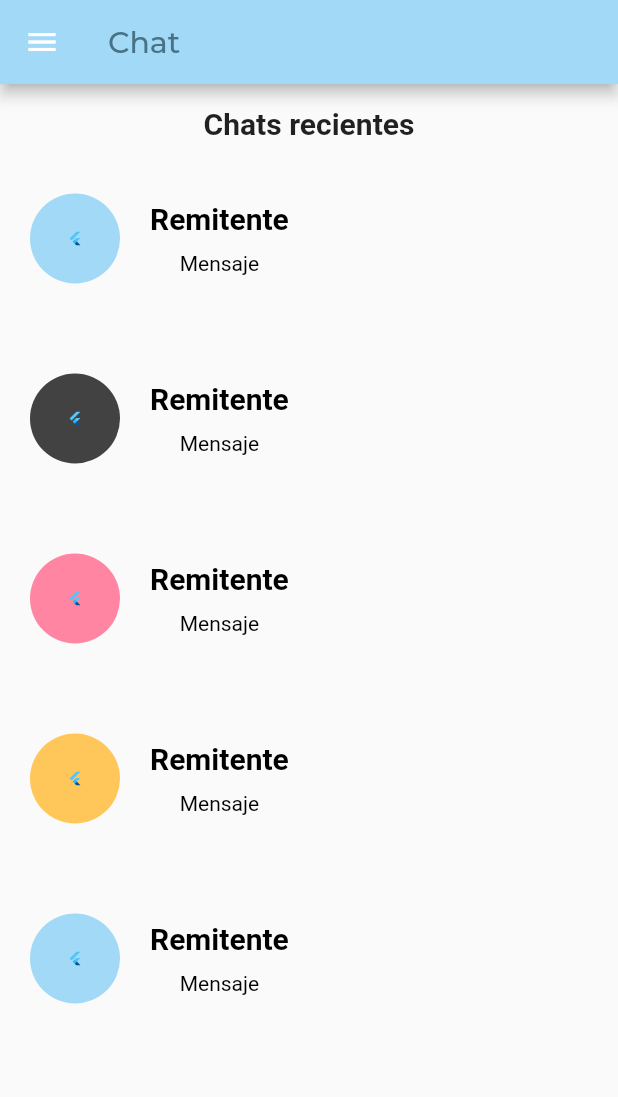
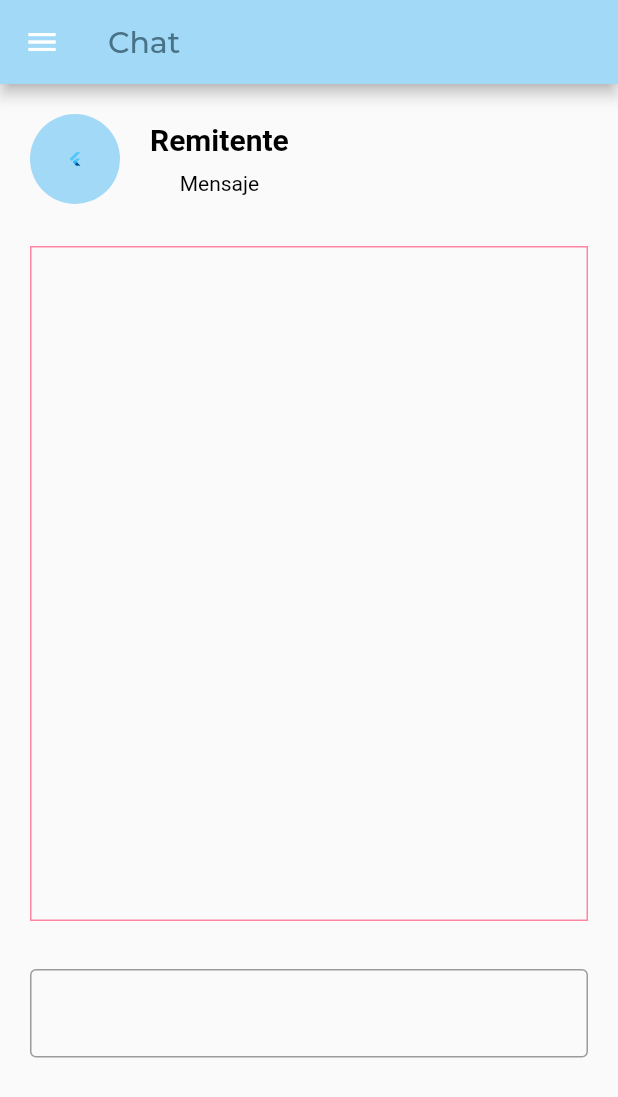
Before and after one commit to sanchezpili6/SafeCampus, a Flutter app: the ChatScreen screen opened directly, after a tap on "Remitente", on a phone screen of 412 x 824 dp. Shown: the top 1097 px of the screen. Run offline on Flutter 3.47's test engine with Material 2 defaults, Android fonts, the phone set to English and light mode, and no system bars; our stand-ins replace google_fonts.

Commit message:
chat feo

```diff
--- a/lib/hamburguesita.dart
+++ b/lib/hamburguesita.dart
@@ -5,6 +5,7 @@ import 'package:safecampus/screens/aboutUs.dart';
 import 'package:safecampus/screens/pedirAyuda.dart';
 import 'package:safecampus/screens/provideHelp.dart';
 import 'package:safecampus/screens/emergencia.dart';
+import 'package:safecampus/screens/chatScreen.dart';
 
 class Hamburguesita extends StatelessWidget {
   @override
@@ -105,6 +106,26 @@ class Hamburguesita extends StatelessWidget {
                 },
               ),
               ListTile(
+                title: Text(
+                  'Chat',
+                  style: GoogleFonts.montserrat(
+                      color: kContraste2,
+                      fontWeight: FontWeight.w500,
+                      fontSize: 20
+                  ),
+                ),
+                onTap: (){
+                  Navigator.push(
+                      context,
+                      MaterialPageRoute(
+                          builder: (context){
+                            return ChatScreen();
+                          }
+                      )
+                  );
+                },
+              ),
+              ListTile(
                 trailing: Icon(Icons.report_problem, color: Colors.redAccent,),
                 title: Text(
                   'EMERGENCIA',
--- /dev/null
+++ b/lib/screens/chatMessages.dart
@@ -0,0 +1,83 @@
+import 'dart:ui';
+import 'package:safecampus/constants/colors.dart';
+import 'package:flutter/material.dart';
+import 'package:google_fonts/google_fonts.dart';
+import 'package:safecampus/hamburguesita.dart';
+
+class ChatMessages extends StatelessWidget {
+  @override
+  Widget build(BuildContext context) {
+    return Scaffold(
+        drawer: Hamburguesita(),
+        appBar: AppBar(
+            backgroundColor: kPrimaryColor,
+            title: Text(
+              'Chat',
+              style: GoogleFonts.montserrat(
+                color: kTitulos,
+                fontWeight: FontWeight.w500,
+              ),
+            )),
+        body: new ListView(
+          children: <Widget>[
+            InkWell(
+              child: Row(
+                children: <Widget>[
+                  Container(
+                      padding: EdgeInsets.all(20),
+                      child: CircleAvatar(
+                        maxRadius: 30.0,
+                        child: FlutterLogo(size: 10.0),
+                        backgroundColor: kPrimaryColor,
+                      )),
+                  Column(
+                      mainAxisAlignment: MainAxisAlignment.center,
+                      crossAxisAlignment: CrossAxisAlignment.center,
+                      children: [
+                        Text(
+                          "Remitente",
+                          style: TextStyle(
+                              color: Colors.black,
+                              fontSize: 20,
+                              fontWeight: FontWeight.bold),
+                        ),
+                        SizedBox(
+                          height: 10,
+                        ),
+                        Text(
+                          'Mensaje',
+                          style: TextStyle(color: Colors.black, fontSize: 14.0),
+                        ),
+                      ]),
+                ],
+              ),
+              onTap: () {
+                print("Renglon !");
+              },
+            ),
+            Center(
+              child: Padding(
+                padding: const EdgeInsets.only(top: 8, left: 20, right: 20, bottom: 32),
+                child: Container(
+                  height: 450,
+                  decoration: BoxDecoration(
+                    border: Border.all(color: kContraste2),
+                  ),
+                ),
+              ),
+            ),
+            Center(
+              child: Padding(
+                padding: const EdgeInsets.only(left:20.0, right: 20),
+                child: TextField(
+                  decoration: InputDecoration(
+                      border: OutlineInputBorder()
+                  ),
+                ),
+              ),
+            )
+
+          ],
+        ));
+  }
+}
--- a/lib/screens/chatScreen.dart
+++ b/lib/screens/chatScreen.dart
@@ -3,6 +3,7 @@ import 'package:safecampus/constants/colors.dart';
 import 'package:flutter/material.dart';
 import 'package:google_fonts/google_fonts.dart';
 import 'package:safecampus/hamburguesita.dart';
+import 'package:safecampus/screens/chatMessages.dart';
 
 class ChatScreen extends StatelessWidget {
   @override
@@ -58,7 +59,14 @@ class ChatScreen extends StatelessWidget {
                 ],
               ),
               onTap: () {
-                print("Renglon !");
+                Navigator.push(
+                    context,
+                    MaterialPageRoute(
+                        builder: (context){
+                          return ChatMessages();
+                        }
+                    )
+                );
               },
             ),
             SizedBox(
```
